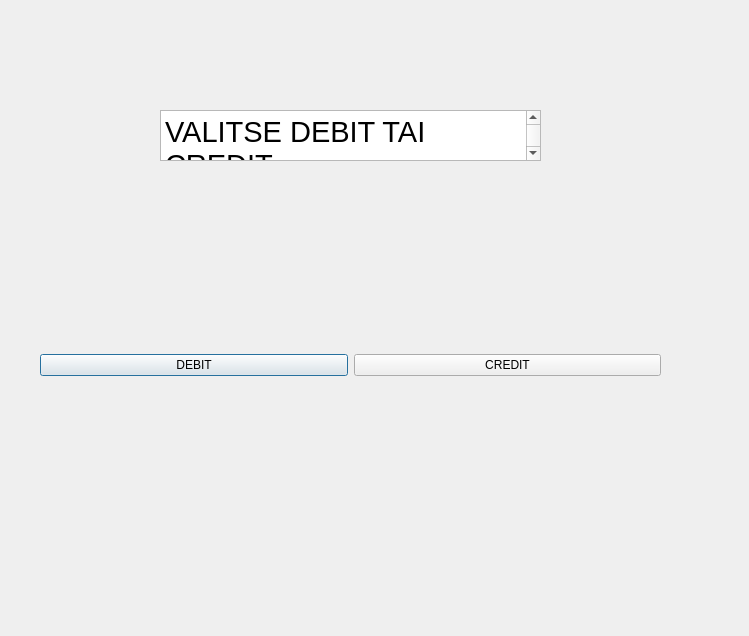
Qt form bankautomat/creditdebit.ui (banksimul2022/group5) before a commit.
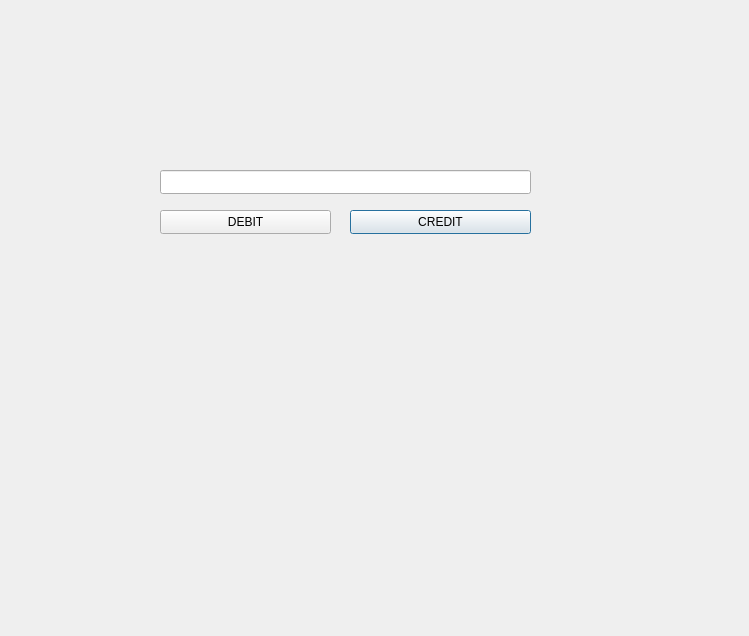
The same form after that commit.

Diff of the .ui file:
```diff
--- a/bankautomat/creditdebit.ui
+++ b/bankautomat/creditdebit.ui
@@ -13,47 +13,43 @@
   <property name="windowTitle">
    <string>Dialog</string>
   </property>
-  <widget class="QWidget" name="horizontalLayoutWidget">
+  <widget class="QPushButton" name="CREDIT">
    <property name="geometry">
     <rect>
-     <x>40</x>
-     <y>160</y>
-     <width>621</width>
-     <height>411</height>
+     <x>350</x>
+     <y>210</y>
+     <width>181</width>
+     <height>24</height>
     </rect>
    </property>
-   <layout class="QHBoxLayout" name="horizontalLayout">
-    <item>
-     <widget class="QPushButton" name="DEBIT">
-      <property name="text">
-       <string>DEBIT</string>
-      </property>
-     </widget>
-    </item>
-    <item>
-     <widget class="QPushButton" name="CREDIT">
-      <property name="text">
-       <string>CREDIT</string>
-      </property>
-     </widget>
-    </item>
-   </layout>
+   <property name="text">
+    <string>CREDIT</string>
+   </property>
   </widget>
-  <widget class="QTextEdit" name="textEdit">
+  <widget class="QPushButton" name="DEBIT">
    <property name="geometry">
     <rect>
      <x>160</x>
-     <y>110</y>
-     <width>381</width>
-     <height>51</height>
+     <y>210</y>
+     <width>171</width>
+     <height>24</height>
     </rect>
    </property>
-   <property name="html">
-    <string>&lt;!DOCTYPE HTML PUBLIC &quot;-//W3C//DTD HTML 4.0//EN&quot; &quot;http://www.w3.org/TR/REC-html40/strict.dtd&quot;&gt;
-&lt;html&gt;&lt;head&gt;&lt;meta name=&quot;qrichtext&quot; content=&quot;1&quot; /&gt;&lt;style type=&quot;text/css&quot;&gt;
-p, li { white-space: pre-wrap; }
-&lt;/style&gt;&lt;/head&gt;&lt;body style=&quot; font-family:'MS Shell Dlg 2'; font-size:8.25pt; font-weight:400; font-style:normal;&quot;&gt;
-&lt;p style=&quot; margin-top:0px; margin-bottom:0px; margin-left:0px; margin-right:0px; -qt-block-indent:0; text-indent:0px;&quot;&gt;&lt;span style=&quot; font-size:22pt;&quot;&gt;VALITSE DEBIT TAI CREDIT&lt;/span&gt;&lt;/p&gt;&lt;/body&gt;&lt;/html&gt;</string>
+   <property name="text">
+    <string>DEBIT</string>
+   </property>
+  </widget>
+  <widget class="QLineEdit" name="lineEdit">
+   <property name="geometry">
+    <rect>
+     <x>160</x>
+     <y>170</y>
+     <width>371</width>
+     <height>24</height>
+    </rect>
+   </property>
+   <property name="text">
+    <string/>
    </property>
   </widget>
  </widget>
```
